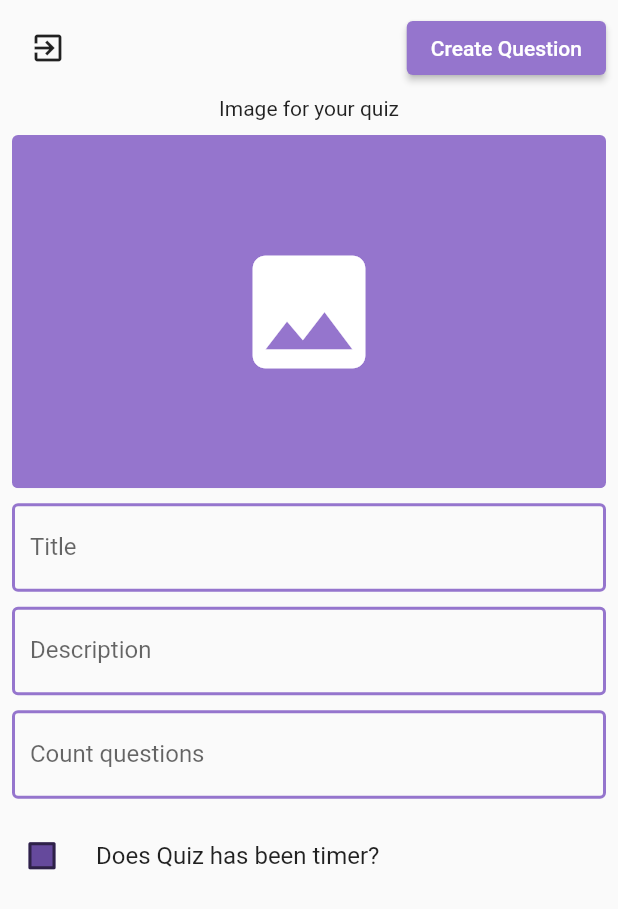
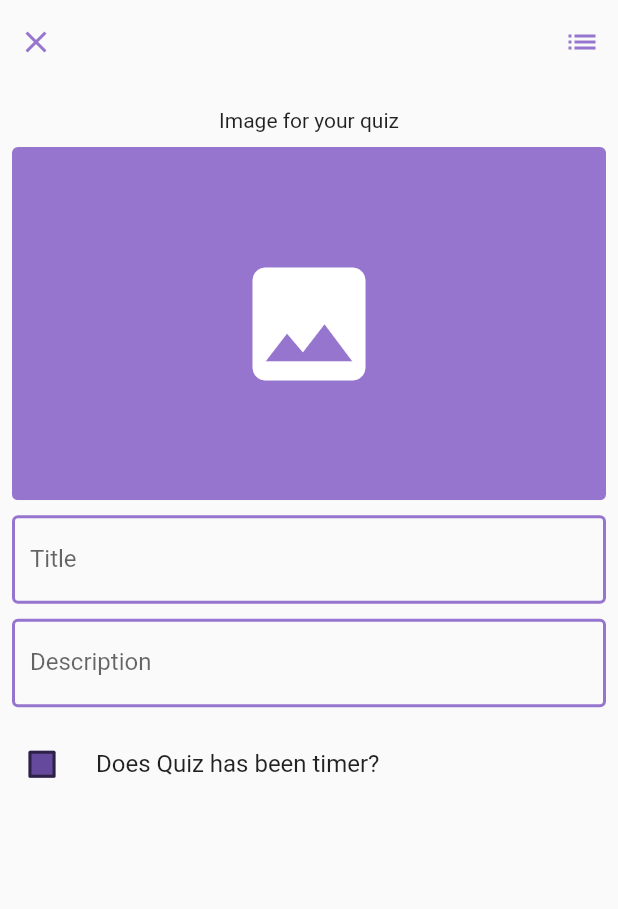
Before and after one commit to yokawaiik/yo_quiz_app, a Flutter app: the CreateQuizScreen screen opened by its route, on a phone screen of 412 x 824 dp. Shown: the top 909 px of the screen. Run offline on Flutter 3.47's test engine with Material 2 defaults, Android fonts, the phone set to English and light mode, and no system bars; our stand-ins replace cloud_firestore, firebase_auth, firebase_core, image_picker; accounts and stored records are empty.

Commit message:
Implements easy layout for quiz scene create.

```diff
--- a/lib/src/app_quiz.dart
+++ b/lib/src/app_quiz.dart
@@ -2,6 +2,7 @@ import 'package:flutter/material.dart';
 import 'package:provider/provider.dart';
 import 'package:yo_quiz_app/src/core/router/app_router.dart';
 import 'package:yo_quiz_app/src/modules/auth/provider/auth_provider.dart';
+import 'package:yo_quiz_app/src/modules/create/provider/create_quiz_provider.dart';
 import 'package:yo_quiz_app/src/modules/profile/provider/user_profile_provider.dart';
 import 'package:yo_quiz_app/src/theme/theme.dart';
 
@@ -14,6 +15,7 @@ class AppQuiz extends StatelessWidget {
       providers: [
         Provider<AuthProvider>(create: (_) => AuthProvider()),
         Provider<UserProfileProvider>(create: (_) => UserProfileProvider()),
+        Provider<CreateQuizProvider>(create: (_) => CreateQuizProvider()),
       ],
       child: MaterialApp(
         debugShowCheckedModeBanner: false,
--- a/lib/src/core/router/app_router.dart
+++ b/lib/src/core/router/app_router.dart
@@ -1,6 +1,7 @@
 import 'package:yo_quiz_app/src/modules/auth/screens/auth_wrapper_screen.dart';
 import 'package:yo_quiz_app/src/modules/auth/screens/auth_screen.dart';
-import 'package:yo_quiz_app/src/modules/create/screens/create_questions_area.dart';
+import 'package:yo_quiz_app/src/modules/create/screens/create_question_screen.dart';
+import 'package:yo_quiz_app/src/modules/create/screens/create_questions_area_screen.dart';
 import 'package:yo_quiz_app/src/modules/create/screens/create_quiz_screen.dart';
 import 'package:yo_quiz_app/src/modules/main_navigator/screens/main_navigator_screen.dart';
 import 'package:yo_quiz_app/src/modules/profile/screens/profile_screen.dart';
@@ -15,7 +16,8 @@ class AppRouter {
     ProfileScreen.routeName: (ctx) => ProfileScreen(),
 
     CreateQuizScreen.routeName: (ctx) => CreateQuizScreen(),
-    CreateQuestionsArea.routeName: (ctx) => CreateQuestionsArea(),
+    CreateQuestionsAreaScreen.routeName: (ctx) => CreateQuestionsAreaScreen(),
+    CreateQuestionScreen.routeName: (ctx) => CreateQuestionScreen(),
   };
 
   static const initialRoute = AuthWrapper.routeName;
--- a/lib/src/modules/create/provider/create_quiz_provider.dart
+++ b/lib/src/modules/create/provider/create_quiz_provider.dart
@@ -3,5 +3,7 @@ class CreateQuizProvider {
 
 
 
-
+  void cancelCreateQuiz() {
+    // Todo: clearing all data
+  }
 }
--- a/lib/src/modules/create/screens/create_quiz_screen.dart
+++ b/lib/src/modules/create/screens/create_quiz_screen.dart
@@ -2,7 +2,10 @@ import 'dart:io';
 
 import 'package:flutter/material.dart';
 import 'package:image_picker/image_picker.dart';
-import 'package:yo_quiz_app/src/modules/create/screens/create_questions_area.dart';
+import 'package:provider/provider.dart';
+import 'package:yo_quiz_app/src/modules/auth/screens/auth_wrapper_screen.dart';
+import 'package:yo_quiz_app/src/modules/create/provider/create_quiz_provider.dart';
+import 'package:yo_quiz_app/src/modules/create/screens/create_questions_area_screen.dart';
 
 class CreateQuizScreen extends StatefulWidget {
   static const String routeName = "/create-quiz-screen";
@@ -27,10 +30,6 @@ class _CreateQuizScreenState extends State<CreateQuizScreen> {
     _form = GlobalKey<FormState>();
   }
 
-  @override
-  Widget build(BuildContext context) {
-    final device = MediaQuery.of(context).size;
-
   Future<void> _addQuizImage() async {
       final picker = ImagePicker();
 
@@ -46,34 +45,76 @@ class _CreateQuizScreenState extends State<CreateQuizScreen> {
       });
     }
 
+    void _goToCreateQuestionsArea() {
+      final isFormValid = _form.currentState!.validate();
+      print(isFormValid);
 
-    void _goToCreateQuestionsArea() {
-      if (!_form.currentState!.validate()) return;
+      if (!isFormValid) return;
 
       _form.currentState!.save();
+      // todo: save data in provider
 
-      Navigator.of(context).pushNamed(CreateQuestionsArea.routeName);
+      Navigator.of(context).pushNamed(CreateQuestionsAreaScreen.routeName);
     }
 
-    return Scaffold(
+    void _closeCreateQuiz() {
+      Navigator.pushReplacementNamed(context, AuthWrapper.routeName);
+      Provider.of<CreateQuizProvider>(context, listen: false).cancelCreateQuiz();
+    }
+
+  @override
+  Widget build(BuildContext context) {
+    final device = MediaQuery.of(context).size;
+
+
+
+
+
+    return WillPopScope(
+      onWillPop: () async {
+        _closeCreateQuiz();
+        return false;
+      },
+      child: Scaffold(
+        appBar: AppBar(
+          automaticallyImplyLeading: false,
+          backgroundColor: Colors.transparent,
+          foregroundColor: Theme.of(context).colorScheme.primary,
+          actions: [
+            IconButton(
+              onPressed: _closeCreateQuiz,
+              icon: Icon(Icons.close),
+            ),
+            Spacer(),
+            IconButton(
+              onPressed: _goToCreateQuestionsArea,
+              icon: Icon(Icons.list),
+            ),
+          ],
+          // iconTheme: IconThemeData(color: Colors.white),
+          elevation: 0.0,
+        ),
         body: SafeArea(
           child: SingleChildScrollView(
             child: Padding(
               padding: const EdgeInsets.all(8.0),
               child: Column(
                 children: [
-                Row(
-                  mainAxisAlignment: MainAxisAlignment.spaceBetween,
-                  children: [
-                    IconButton(onPressed: () {}, icon: Icon(Icons.exit_to_app)),
-                    ElevatedButton(
-                      onPressed: () {},
-                      child: Text(
-                        "Create Question",
-                      ),
-                    )
-                  ],
-                ),
+                  // Row(
+                  //   mainAxisAlignment: MainAxisAlignment.spaceBetween,
+                  //   children: [
+                  //     IconButton(
+                  //       onPressed: () {},
+                  //       icon: Icon(Icons.close),
+                  //     ),
+                  //     ElevatedButton(
+                  //       onPressed: _goToCreateQuestionsArea,
+                  //       child: Text(
+                  //         "Create questions",
+                  //       ),
+                  //     )
+                  //   ],
+                  // ),
                   Form(
                     key: _form,
                     child: Padding(
@@ -150,24 +191,24 @@ class _CreateQuizScreenState extends State<CreateQuizScreen> {
                           SizedBox(
                             height: 10,
                           ),
-                        TextFormField(
-                          keyboardType: TextInputType.number,
-                          decoration:
-                              InputDecoration(labelText: "Count questions"),
-                          validator: (v) {
-                            if (v == null || v.isEmpty)
-                              return "Field can not empty.";
+                          // TextFormField(
+                          //   keyboardType: TextInputType.number,
+                          //   decoration:
+                          //       InputDecoration(labelText: "Count questions"),
+                          //   validator: (v) {
+                          //     if (v == null || v.isEmpty)
+                          //       return "Field can not empty.";
 
-                            final questionsCount = int.parse(v);
-                            if (questionsCount > 30)
-                              return "Questions can be less 30.";
+                          //     final questionsCount = int.parse(v);
+                          //     if (questionsCount > 30)
+                          //       return "Questions can be less 30.";
 
-                            return null;
-                          },
-                        ),
-                        SizedBox(
-                          height: 10,
-                        ),
+                          //     return null;
+                          //   },
+                          // ),
+                          // SizedBox(
+                          //   height: 10,
+                          // ),
                           CheckboxListTile(
                             contentPadding: EdgeInsets.all(0),
                             controlAffinity: ListTileControlAffinity.leading,
@@ -188,6 +229,7 @@ class _CreateQuizScreenState extends State<CreateQuizScreen> {
             ),
           ),
         ),
+      ),
     );
   }
 }
```
Also changed, not shown: lib/src/modules/create/screens/create_question_screen.dart (added, +17 -0 lines), lib/src/modules/create/screens/create_questions_area.dart (deleted, +0 -19 lines), lib/src/modules/create/screens/create_questions_area_screen.dart (added, +121 -0 lines), lib/src/modules/main_navigator/screens/main_navigator_screen.dart (+37 -2 lines), lib/src/modules/main_navigator/widgets/app_bottom_navigation_bar.dart (+7 -18 lines). Lines whose indentation alone changed are shown as unchanged.
